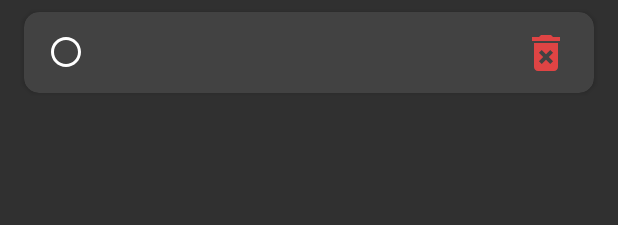
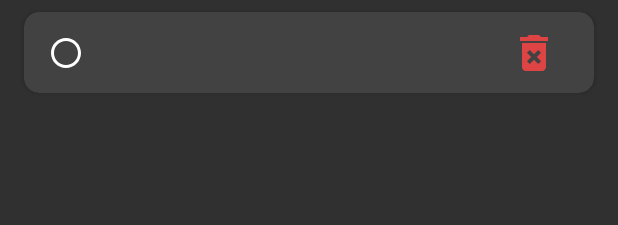
Before and after one commit to ekusiadadus/TodoApp, an Android app: the layout list_item_todo.xml on its own in the app's theme, with its tools: preview values and no code run, on a phone screen of 412 x 824 dp. Shown: the top 225 px of the screen. Run offline under Robolectric (Android 15) with nearby library versions, the phone set to English and light mode, and no system bars.

Commit message:
fix icon size

```diff
--- a/app/src/main/res/layout/list_item_todo.xml
+++ b/app/src/main/res/layout/list_item_todo.xml
@@ -38,8 +38,8 @@
                 <CheckBox
                     android:id="@+id/list_check_box"
                     style="@style/Widget.AppCompat.CompoundButton.CheckBox.CustomCheckBox"
-                    android:layout_width="wrap_content"
-                    android:layout_height="wrap_content"
+                    android:layout_width="48dp"
+                    android:layout_height="48dp"
                     android:layout_marginStart="@dimen/default_margin"
                     android:checked="@={todo.completed}"
                     android:paddingTop="@dimen/default_margin"
@@ -68,9 +68,10 @@
 
                 <ImageView
                     android:id="@+id/list_delete"
-                    android:layout_width="32dp"
-                    android:layout_height="32dp"
+                    android:layout_width="48dp"
+                    android:layout_height="48dp"
                     android:layout_marginEnd="@dimen/default_margin"
+                    android:padding="8dp"
                     android:src="@drawable/ic_delete_24dp"
                     app:layout_constraintBottom_toBottomOf="parent"
                     app:layout_constraintEnd_toEndOf="parent"
```
